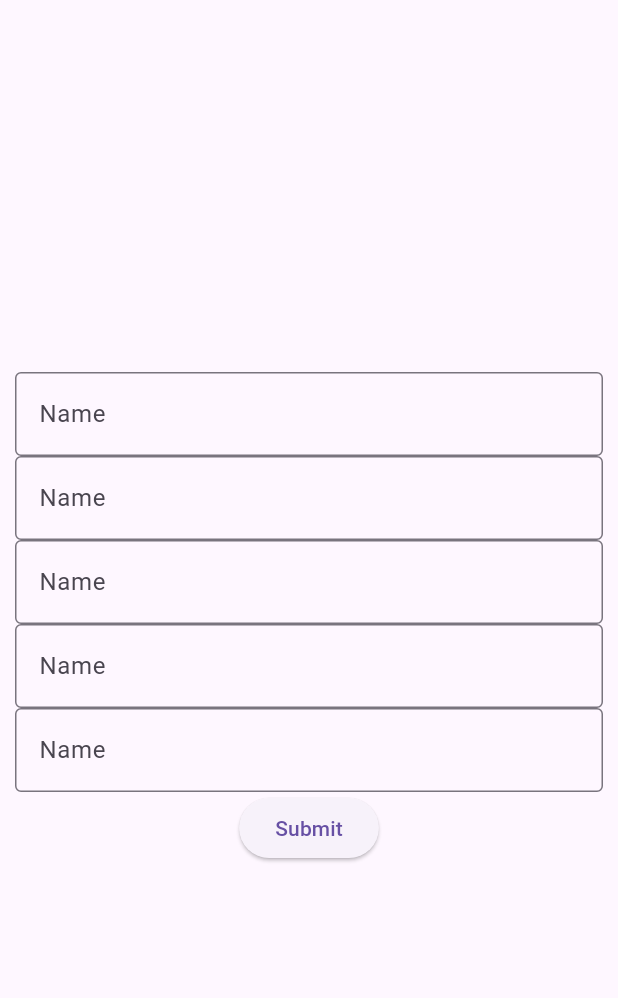
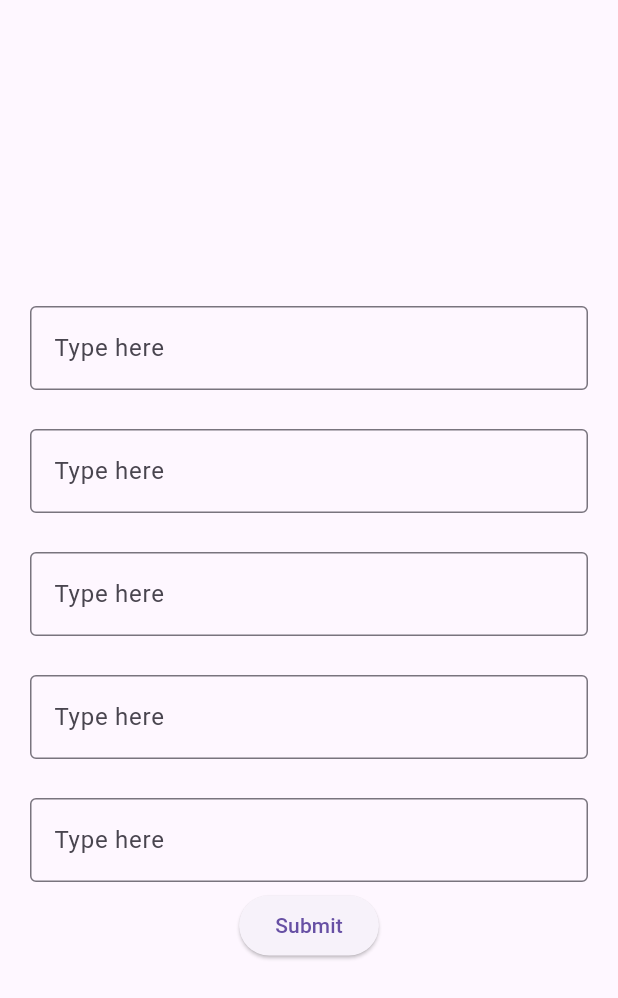
Before and after one commit to AbuMukhlef/to_do, a Flutter app: the screen it shows after launch, on a phone screen of 412 x 824 dp. Shown: the top 998 px of the screen. Run offline on Flutter 3.47's test engine with Material 3 defaults, Android fonts, the light colour scheme and no system bars; our stand-ins replace get_it.

Commit message:
UPD UI 2

```diff
--- a/lib/screen/page_2.dart
+++ b/lib/screen/page_2.dart
@@ -11,7 +11,7 @@ class PageTwo extends StatelessWidget {
         child: Column(
           mainAxisAlignment: MainAxisAlignment.spaceEvenly,
           children: [
-            SizedBox(height: context.getWidthScreen(width: 0.5)),
+            SizedBox(height: context.getWidthScreen(multipleWidth: 0.4)),
             const Text('Name:'),
             const Text('-----'),
             const Text('Age:'),
--- a/lib/widget/text_field.dart
+++ b/lib/widget/text_field.dart
@@ -1,17 +1,23 @@
 import 'package:flutter/material.dart';
 
 class MyTextField extends StatelessWidget {
-  const MyTextField({super.key});
-
+  const MyTextField({super.key, this.text});
+  final String? text;
   @override
   Widget build(BuildContext context) {
-    return const Padding(
-      padding: EdgeInsets.symmetric(horizontal: 10),
-      child: TextField(
-        decoration: InputDecoration(
-          border: OutlineInputBorder(),
-          labelText: 'Name',
-        ),
+    return Padding(
+      padding: const EdgeInsets.only(left: 20, right: 20, bottom: 5),
+      child: Column(
+        crossAxisAlignment: CrossAxisAlignment.start,
+        children: [
+          Text(text ?? ''),
+          const TextField(
+            decoration: InputDecoration(
+              border: OutlineInputBorder(),
+              hintText: 'Type here',
+            ),
+          ),
+        ],
       ),
     );
   }
```
